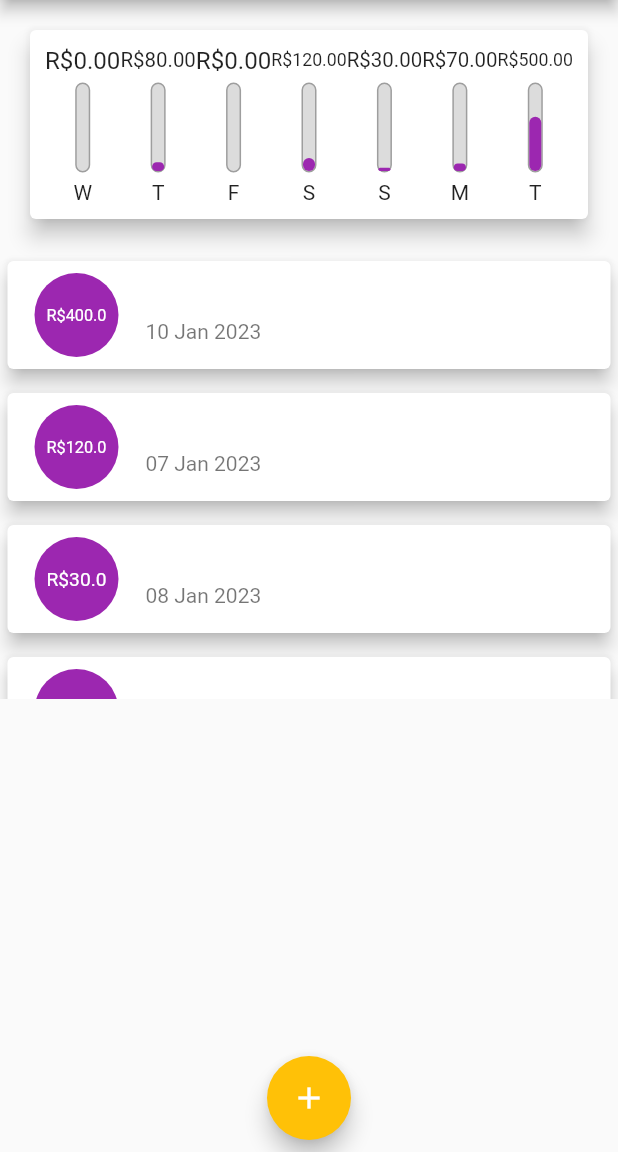
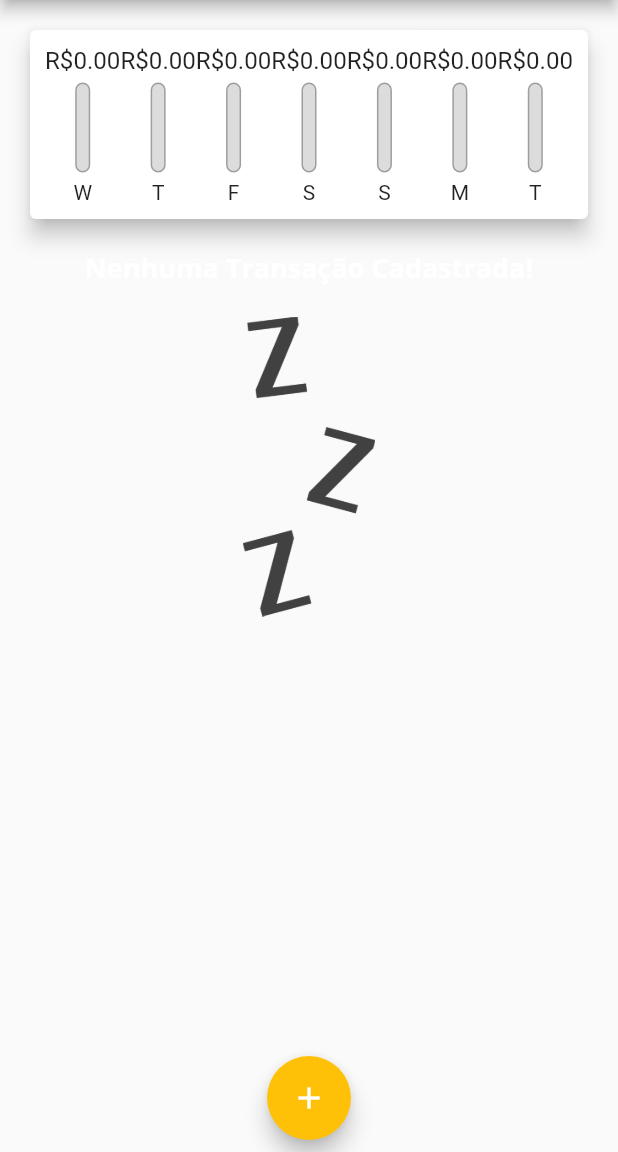
Before and after one commit to anderson-s/AppDespesasPessoais, a Flutter app: the screen it shows after launch, on a phone screen of 412 x 824 dp, the part 84-1236 px from its top. Run offline on Flutter 3.47's test engine with Material 2 defaults, Android fonts, the phone set to English and light mode, and no system bars.

Commit message:
Adicionando transação com data do show picker

```diff
--- a/lib/view/components/cadastro_de_transacoes.dart
+++ b/lib/view/components/cadastro_de_transacoes.dart
@@ -2,7 +2,7 @@ import 'package:flutter/material.dart';
 import 'package:intl/intl.dart';
 
 class CadastroTransacoes extends StatefulWidget {
-  final Function(String, double) cadastrar;
+  final Function(String, double, DateTime) cadastrar;
 
   const CadastroTransacoes({super.key, required this.cadastrar});
 
@@ -13,14 +13,14 @@ class CadastroTransacoes extends StatefulWidget {
 class _CadastroTransacoesState extends State<CadastroTransacoes> {
   final controllerTitulo = TextEditingController();
   final controllerValor = TextEditingController();
-  DateTime? dataSelecionada;
+  DateTime dataSelecionada = DateTime.now();
   _enviarFormulario() {
     String titulo = controllerTitulo.text;
     double valor = double.tryParse(controllerValor.text) ?? 0.0;
     if (titulo.isEmpty || valor <= 0.0) {
       return;
     } else {
-      widget.cadastrar(titulo, valor);
+      widget.cadastrar(titulo, valor, dataSelecionada);
     }
   }
 
@@ -71,9 +71,7 @@ class _CadastroTransacoesState extends State<CadastroTransacoes> {
                 children: [
                   Expanded(
                     child: Text(
-                      dataSelecionada == null
-                          ? "Nenhuma data selecionada!"
-                          : "Data Selecionada: ${DateFormat("dd/MM/y").format(dataSelecionada!)}",
+                      "Data Selecionada: ${DateFormat("dd/MM/y").format(dataSelecionada)}",
                       style: const TextStyle(
                         fontWeight: FontWeight.bold,
                       ),
--- a/lib/view/components/grafico.dart
+++ b/lib/view/components/grafico.dart
@@ -52,7 +52,7 @@ class Grafico extends StatelessWidget {
                   child: Barra(
                       dia: e["dia"].toString(),
                       valor: double.parse(e["valor"].toString()),
-                      percentual:
+                      percentual: pegarPercentual == 0 ? 0 :
                           double.parse(e["valor"].toString()) / pegarPercentual),
                 ),
               )
--- a/lib/view/home.dart
+++ b/lib/view/home.dart
@@ -12,44 +12,7 @@ class Home extends StatefulWidget {
 }
 
 class _HomeState extends State<Home> {
-  List<Transacao> transacoes = [
-    Transacao(
-      id: "t1",
-      titulo: "Cartão de Crédito",
-      valor: 400.00,
-      data: DateTime.now(),
-    ),
-    Transacao(
-      id: "t2",
-      titulo: "Conta de Luz",
-      valor: 120.00,
-      data: DateTime.now().subtract(const Duration(days: 3)),
-    ),
-    Transacao(
-      id: "t3",
-      titulo: "Conta de Água",
-      valor: 30.00,
-        data: DateTime.now().subtract(const Duration(days: 2)),
-    ),
-    Transacao(
-      id: "t4",
-      titulo: "Internet",
-      valor: 80.00,
-        data: DateTime.now().subtract(const Duration(days: 5)),
-    ),
-      Transacao(
-      id: "t5",
-      titulo: "Gás",
-      valor: 100.00,
-        data: DateTime.now(),
-    ),
-      Transacao(
-      id: "t6",
-      titulo: "Gasolina",
-      valor: 70.00,
-        data: DateTime.now().subtract(const Duration(days: 1)),
-    ),
-  ];
+  List<Transacao> transacoes = [];
 
   List<Transacao> _transacoesRecentes() {
     return transacoes.where((element) {
@@ -67,12 +30,12 @@ class _HomeState extends State<Home> {
     );
   }
 
-  adicionar(String titulo, double valor) {
+  adicionar(String titulo, double valor, DateTime data) {
     final novaTransacao = Transacao(
         id: DateTime.now().microsecondsSinceEpoch.toString(),
         titulo: titulo,
         valor: valor,
-        data: DateTime.now());
+        data: data);
     setState(() {
       transacoes.add(novaTransacao);
     });
@@ -114,7 +77,6 @@ class _HomeState extends State<Home> {
       floatingActionButton: Padding(
         padding: const EdgeInsets.all(8.0),
         child: FloatingActionButton(
-
           onPressed: () {
             _abrirModalForm(context);
           },
```
